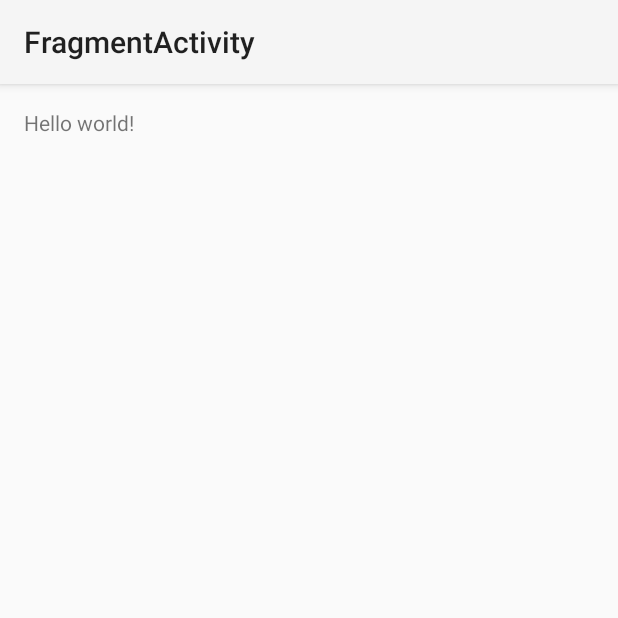
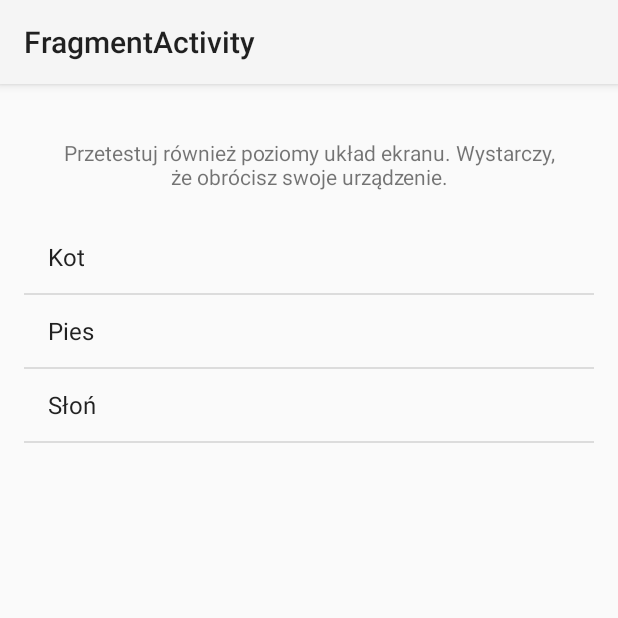
Before and after one commit to javastartpl/android-podstawy-lekcje, an Android app: the FragmentActivity screen opened directly, with no data from a screen before it, on a phone screen of 412 x 824 dp, the top half of it. Run offline under Robolectric (Android 15) with nearby library versions, the phone set to English and light mode, and no system bars.

Commit message:
Fragments

```diff
--- a/app/src/main/java/pl/javastart/ap/fragment/FragmentActivity.java
+++ b/app/src/main/java/pl/javastart/ap/fragment/FragmentActivity.java
@@ -1,27 +1,45 @@
 package pl.javastart.ap.fragment;
 
 import android.app.Activity;
+import android.app.FragmentTransaction;
+import android.content.Intent;
+import android.content.res.Configuration;
 import android.os.Bundle;
 import android.util.Log;
-import android.view.Menu;
-import android.view.MenuItem;
+import android.view.View;
 
 import pl.javastart.ap.R;
 
-public class FragmentActivity extends Activity {
+public class FragmentActivity extends Activity implements AnimalListFragment.OnAnimalClickedListener {
 
     @Override
     protected void onCreate(Bundle savedInstanceState) {
         super.onCreate(savedInstanceState);
-        setContentView(R.layout.activity_fragment);
-
-        Log.d("fragment", "before creating");
-        MyFragment fragment = new MyFragment();
-        Log.d("fragment", "after creating");
-
-        Log.d("fragment", "before adding");
-        getFragmentManager().beginTransaction().add(fragment, "").commit();
-        Log.d("fragment", "after adding");
+        setContentView(R.layout.fragment_animal_list);
     }
 
+    @Override
+    public void onAnimalClicked(int id) {
+        Bundle bundle = new Bundle();
+        bundle.putInt(AnimalDetailFragment.ANIMAL_ID, id);
+
+        if(getResources().getConfiguration().orientation == Configuration.ORIENTATION_LANDSCAPE) {
+            AnimalDetailFragment animalDetailFragment = new AnimalDetailFragment();
+            animalDetailFragment.setArguments(bundle);
+            findViewById(R.id.label_show_details).setVisibility(View.GONE);
+            FragmentTransaction transaction = getFragmentManager().beginTransaction();
+            transaction.replace(R.id.fragment_container_animal_detail, animalDetailFragment);
+            transaction.addToBackStack(null);
+            transaction.setTransition(FragmentTransaction.TRANSIT_FRAGMENT_FADE);
+            transaction.commit();
+
+            return;
+        }
+
+        if(getResources().getConfiguration().orientation == Configuration.ORIENTATION_PORTRAIT) {
+            Intent intent = new Intent(this, AnimalDetailActivity.class);
+            intent.putExtras(bundle);
+            startActivity(intent);
+        }
+    }
 }
--- a/app/src/main/java/pl/javastart/ap/fragment/MyFragment.java
+++ /dev/null
@@ -1,79 +0,0 @@
-package pl.javastart.ap.fragment;
-
-import android.app.Activity;
-import android.app.Fragment;
-import android.os.Bundle;
-import android.util.Log;
-import android.view.LayoutInflater;
-import android.view.View;
-import android.view.ViewGroup;
-
-public class MyFragment extends Fragment {
-
-
-    @Override
-    public void onAttach(Activity activity) {
-        super.onAttach(activity);
-        Log.d("framgent", "super.onAttach(activity)");
-    }
-
-    @Override
-    public void onCreate(Bundle savedInstanceState) {
-        super.onCreate(savedInstanceState);
-        Log.d("framgent", "onCreate(Bundle savedInstanceState)");
-    }
-
-    @Override
-    public View onCreateView(LayoutInflater inflater, ViewGroup container, Bundle savedInstanceState) {
-        Log.d("framgent", "onCreateView(LayoutInflater inflater, ViewGroup container, Bundle savedInstanceState)");
-        return super.onCreateView(inflater, container, savedInstanceState);
-    }
-
-    @Override
-    public void onActivityCreated(Bundle savedInstanceState) {
-        super.onActivityCreated(savedInstanceState);
-        Log.d("framgent", "onActivityCreated(Bundle savedInstanceState)");
-    }
-
-    @Override
-    public void onStart() {
-        super.onStart();
-        Log.d("framgent", " onStart()");
-    }
-
-    @Override
-    public void onResume() {
-        super.onResume();
-        Log.d("framgent", "onResume");
-    }
-
-    @Override
-    public void onPause() {
-        super.onPause();
-        Log.d("framgent", "onPause");
-    }
-
-    @Override
-    public void onStop() {
-        super.onStop();
-        Log.d("framgent", "onStop");
-    }
-
-    @Override
-    public void onSaveInstanceState(Bundle outState) {
-        super.onSaveInstanceState(outState);
-        Log.d("framgent", "onSaveInstanceState(Bundle outState)");
-    }
-
-    @Override
-    public void onDestroy() {
-        super.onDestroy();
-        Log.d("framgent", "onDestroy()");
-    }
-
-    @Override
-    public void onDetach() {
-        super.onDetach();
-        Log.d("framgent", "onDetach()");
-    }
-}
--- /dev/null
+++ b/app/src/main/res/layout-land/fragment_animal_list.xml
@@ -0,0 +1,34 @@
+<LinearLayout xmlns:android="http://schemas.android.com/apk/res/android"
+    xmlns:tools="http://schemas.android.com/tools"
+    android:layout_width="match_parent"
+    android:layout_height="match_parent"
+    android:paddingBottom="@dimen/activity_vertical_margin"
+    android:paddingLeft="@dimen/activity_horizontal_margin"
+    android:paddingRight="@dimen/activity_horizontal_margin"
+    android:paddingTop="@dimen/activity_vertical_margin"
+    tools:context="pl.javastart.ap.fragment.FragmentActivity">
+
+    <fragment
+        class="pl.javastart.ap.fragment.AnimalListFragment"
+        android:layout_width="0dp"
+        android:layout_height="match_parent"
+        android:layout_weight="1"
+        android:id="@+id/animal_list_fragment"
+        tools:layout="@layout/activity_list" />
+
+    <FrameLayout
+        android:id="@+id/fragment_container_animal_detail"
+        android:layout_width="0dp"
+        android:layout_height="match_parent"
+        android:layout_weight="1">
+
+        <TextView
+            android:layout_width="match_parent"
+            android:layout_height="match_parent"
+            android:id="@+id/label_show_details"
+            android:gravity="center"
+            android:text="Wybierz element z listy aby pokazać szczegóły" />
+
+    </FrameLayout>
+
+</LinearLayout>
--- a/app/src/main/res/layout/activity_fragment.xml
+++ /dev/null
@@ -1,12 +0,0 @@
-<RelativeLayout xmlns:android="http://schemas.android.com/apk/res/android"
-    xmlns:tools="http://schemas.android.com/tools" android:layout_width="match_parent"
-    android:layout_height="match_parent" android:paddingLeft="@dimen/activity_horizontal_margin"
-    android:paddingRight="@dimen/activity_horizontal_margin"
-    android:paddingTop="@dimen/activity_vertical_margin"
-    android:paddingBottom="@dimen/activity_vertical_margin"
-    tools:context="pl.javastart.ap.fragment.FragmentActivity">
-
-    <TextView android:text="@string/hello_world" android:layout_width="wrap_content"
-        android:layout_height="wrap_content" />
-
-</RelativeLayout>
--- /dev/null
+++ b/app/src/main/res/layout/fragment_animal_list.xml
@@ -0,0 +1,26 @@
+<LinearLayout xmlns:android="http://schemas.android.com/apk/res/android"
+    xmlns:tools="http://schemas.android.com/tools"
+    android:layout_width="match_parent"
+    android:layout_height="match_parent"
+    android:paddingBottom="@dimen/activity_vertical_margin"
+    android:paddingLeft="@dimen/activity_horizontal_margin"
+    android:orientation="vertical"
+    android:paddingRight="@dimen/activity_horizontal_margin"
+    android:paddingTop="@dimen/activity_vertical_margin"
+    tools:context="pl.javastart.ap.fragment.FragmentActivity">
+
+    <TextView
+        android:layout_width="match_parent"
+        android:layout_height="wrap_content"
+        android:gravity="center"
+        android:padding="20dp"
+        android:text="Przetestuj również poziomy układ ekranu. Wystarczy, że obrócisz swoje urządzenie."/>
+
+    <fragment
+        class="pl.javastart.ap.fragment.AnimalListFragment"
+        android:id="@+id/animal_list_fragment"
+        android:layout_width="match_parent"
+        android:layout_height="match_parent"
+        tools:layout="@layout/activity_list" />
+
+</LinearLayout>
```
Also changed, not shown: app/src/main/AndroidManifest.xml (+8 -4 lines), app/src/main/java/pl/javastart/ap/fragment/Animal.java (added, +44 -0 lines), app/src/main/java/pl/javastart/ap/fragment/AnimalDetailActivity.java (added, +25 -0 lines), app/src/main/java/pl/javastart/ap/fragment/AnimalDetailFragment.java (added, +45 -0 lines), app/src/main/java/pl/javastart/ap/fragment/AnimalListFragment.java (+8 -39 lines), app/src/main/java/pl/javastart/ap/fragment/AnimalRepository.java (added, +28 -0 lines), app/src/main/java/pl/javastart/ap/fragment/dummy/DummyContent.java (deleted, +0 -55 lines), app/src/main/res/layout/fragment_animal_detail.xml (added, +41 -0 lines), app/src/main/res/drawable-xhdpi/cat_image.jpg (added), app/src/main/res/drawable-xhdpi/dog_image.jpg (added), app/src/main/res/drawable-xhdpi/elephant_image.jpg (added).
